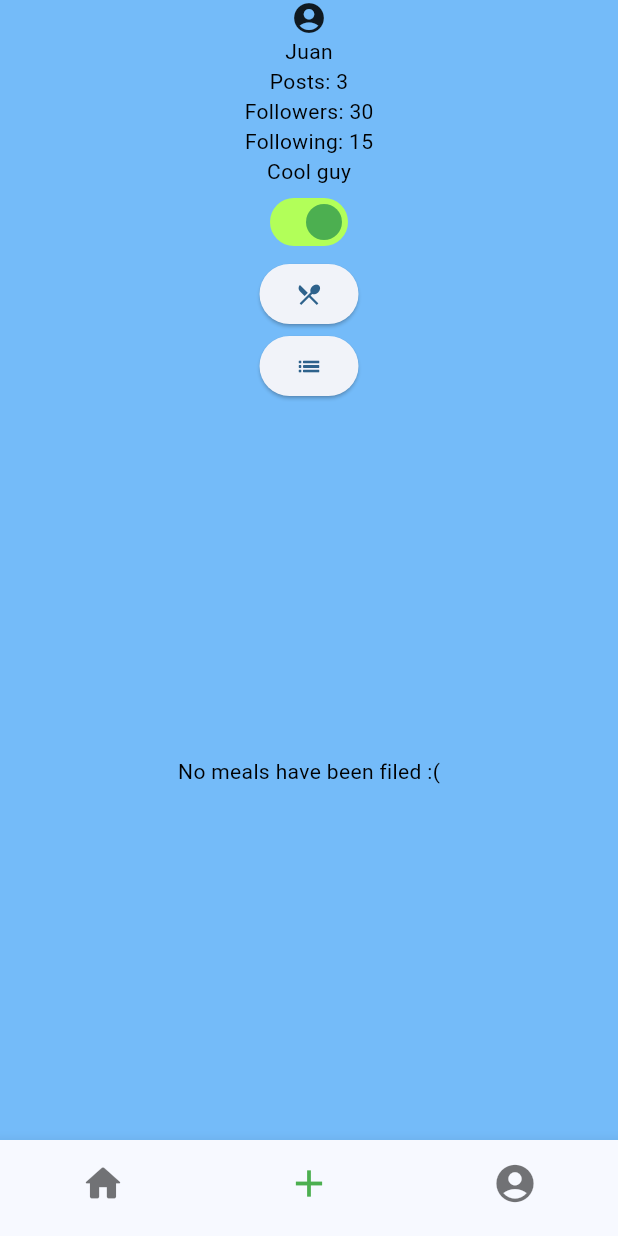
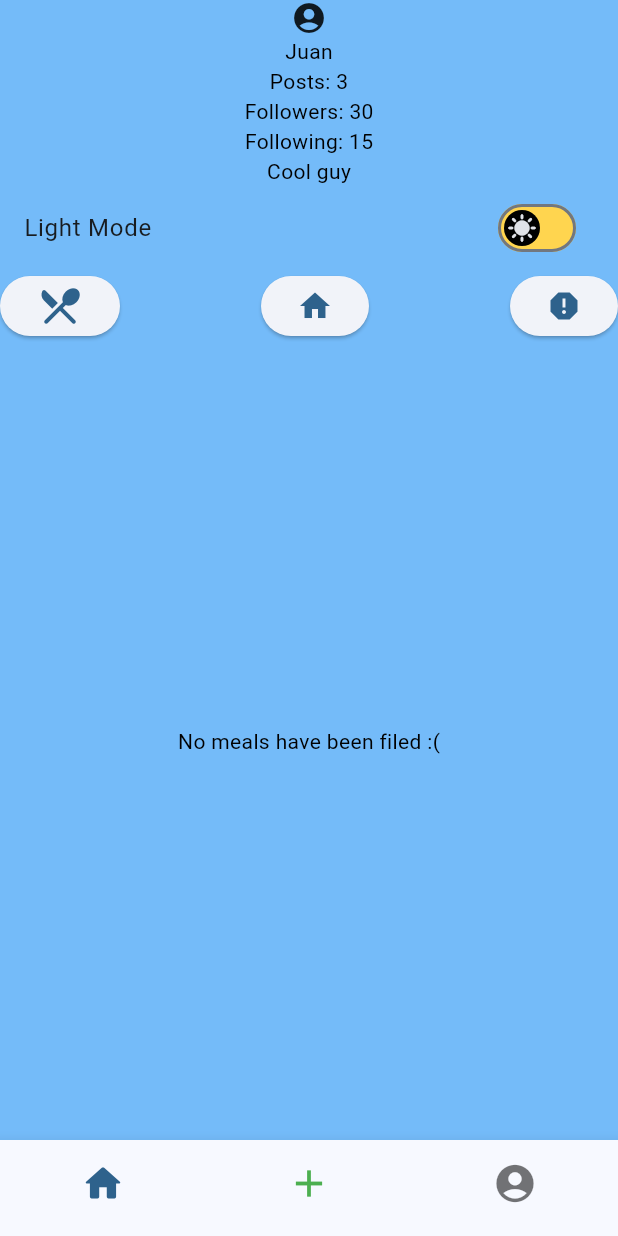
Before and after one commit to JuanJoboy/FoodFiles, a Flutter app: the screen it shows after launch, item 3 of the bottom bar chosen, on a phone screen of 412 x 824 dp. Run offline on Flutter 3.47's test engine with Material 3 defaults, Android fonts, the phone set to English and light mode, and no system bars; our stand-ins replace camera, carousel_slider, geolocator, google_fonts, permission_handler, shared_preferences; missing offline and left inert: mapbox_maps_flutter, mapbox_search, sunrise_sunset_api.

Commit message:
Refactored the Profile page

```diff
--- a/Frontend/food_files_app/lib/main.dart
+++ b/Frontend/food_files_app/lib/main.dart
@@ -24,6 +24,7 @@ void main()
 			providers:
 			[
 				ChangeNotifierProvider(create: (context) => NavigationNotifier()),
+				ChangeNotifierProvider(create: (context) => ProfileNavigationNotifier()),
 				ChangeNotifierProvider(create: (context) => ThemeNotifier()),
 				ChangeNotifierProvider(create: (context) => LocationFoldersList()), // A notifier that isn't dependent on anything, it's made first cause the one below needs it.
 				ChangeNotifierProxyProvider<LocationFoldersList, RestaurantFoldersList> // The restaurant notifier is dependent on the location notifier. It gives the restaurant list a reference to the location list without having to pass around "context" and make it dependent on the UI tree
@@ -140,8 +141,6 @@ class MyHomePage extends StatefulWidget
 
 class _MyHomePageState extends State<MyHomePage>
 {
-	int selectedIndex = 0;
-
 	@override
 	Widget build(BuildContext context)
 	{
@@ -176,7 +175,7 @@ class AppBody extends StatelessWidget
 			{
 				0 => const PageSwitcher(nextPage: FeedPage()),
 				// 1 => const PageSwitcher(nextPage: PostPage()), // Not in use at the moment
-				1 => const PageSwitcher(nextPage: MapPage()),
+				// 1 => const PageSwitcher(nextPage: MapPage()),
 				2 => const PageSwitcher(nextPage: ProfilePage()),
 				_ => const PageSwitcher(nextPage: FeedPage()),
 			}
@@ -223,7 +222,7 @@ class MobileNavigationBar extends StatelessWidget
 
 class NavigationNotifier extends ChangeNotifier
 {
-	int selectedIndex = 1;
+	int selectedIndex = 0;
 
 	void changeIndex(int newIndex)
 	{
--- a/Frontend/food_files_app/lib/main_ui/profile/profile.dart
+++ b/Frontend/food_files_app/lib/main_ui/profile/profile.dart
@@ -1,7 +1,11 @@
+import 'dart:io';
+
 import 'package:flutter/material.dart';
 import 'package:food_files_app/main_ui/feed/feed.dart';
 import 'package:food_files_app/main_ui/profile/folders/restaurant_folder.dart';
+import 'package:food_files_app/utilities/settings.dart';
 import 'package:food_files_app/utilities/utilities.dart';
+import 'package:provider/provider.dart';
 
 class Profile
 {
@@ -30,21 +34,25 @@ class _ProfilePageState extends State<ProfilePage>
 	@override
 	Widget build(BuildContext context)
 	{
-		// final Image profilePicture = ;
+		int selectedIndex = context.watch<ProfileNavigationNotifier>().selectedIndex;
+
+		final String profilePicture = "/Frontend/food_files_app/assets/images/pfp.jpg";
 		final String accountName = "Juan";
 		final int numberOfPosts = 3;
 		final int followers = 30;
 		final int following = 15;
 		final String bio = "Cool guy";
 
-		Brightness brightness = Theme.of(context).brightness;
-		bool lightMode = brightness == Brightness.light;
-
     	return Column
 		(
 			children:
 			[
-				const Icon(Icons.account_circle),
+				Image.file
+				(
+					File(profilePicture),
+					cacheWidth: 400, // Memory optimization
+					errorBuilder: (context, error, stackTrace) => const Icon(Icons.account_circle),
+				),
 
 				Text(accountName),
 				Text("Posts: $numberOfPosts"),
@@ -52,65 +60,98 @@ class _ProfilePageState extends State<ProfilePage>
 				Text("Following: $following"),
 				Text(bio),
 
-				Switch
-				(
-					value: lightMode,
-					onChanged: (value)
-					{
-						setState(()
-						{
-							lightMode = !value;
+				ListTile(trailing: const DarkModeSwitch(), title: Text(Utils.whatModeIsIt(context.watch<ThemeNotifier>().isBaseMode, ThemeSetting.darkMode.name, ThemeSetting.lightMode.name))),
 
-							if(brightness == Brightness.light)
-							{
-								brightness = Brightness.dark;
-							}
-							else
-							{
-								brightness = Brightness.light;
-							}
-						});
-					},
-					activeTrackColor: Colors.lightGreenAccent,
-					activeThumbColor: Colors.green,
-					inactiveTrackColor: Colors.redAccent,
-					inactiveThumbColor: Colors.red,
-				),
-
-				profileTab(0, Icons.restaurant_menu), // Shows the posts in their folders
-				profileTab(1, Icons.list_sharp), // Shows ... TODO: ADD MORE TABS
+				const ProfileNavigationBar(),
 
 				Expanded
 				(
-					child: PageSwitcher(nextPage: getCurrentPage(selectedIndex)) // Shows the actual tab page below the profile details and tab buttons
+					child: ProfileGallery(selectedIndex: selectedIndex)
 				)
 			],
 		);
   	}
+}
 
-	// Tabs in the profile that transports the user to different sections such as the folder section, a custom list section, etc
-	Widget profileTab(int index, IconData icon)
+class ProfileGallery extends StatelessWidget
+{
+	final int selectedIndex;
+
+	const ProfileGallery({super.key, required this.selectedIndex});
+
+	@override
+	Widget build(BuildContext context)
 	{
+		return switch (selectedIndex)
+		{
+			0 => const PageSwitcher(nextPage: RestaurantFolderPage()),
+			1 => const PageSwitcher(nextPage: FeedPage()),
+			2 => const PageSwitcher(nextPage: RestaurantFolderPage()),
+			_ => const PageSwitcher(nextPage: RestaurantFolderPage()),
+		};
+	}
+}
+
+class ProfileNavigationBar extends StatelessWidget
+{
+	const ProfileNavigationBar({super.key});
+
+	@override
+	Widget build(BuildContext context)
+	{
+		return Row
+		(
+			crossAxisAlignment: CrossAxisAlignment.center,
+			mainAxisAlignment: MainAxisAlignment.spaceBetween,
+			children:
+			[
+				ProfileGalleryItem(icon: Icons.restaurant_menu_rounded, label: "Restaurants", context: context, index: 0),
+				ProfileGalleryItem(icon: Icons.home, label: "XXX", context: context, index: 1),
+				ProfileGalleryItem(icon: Icons.report_sharp, label: "YYY", context: context, index: 2),
+			],
+		);
+	}
+}
+
+class ProfileGalleryItem extends StatelessWidget
+{
+	final IconData icon;
+	final String label;
+	final BuildContext context;
+	final int index;
+
+	const ProfileGalleryItem({super.key, required this.icon, required this.label, required this.context, required this.index});
+
+	@override
+	Widget build(BuildContext context)
+	{
+		bool itemSelected = context.watch<ProfileNavigationNotifier>().selectedIndex == index;
+
 		return ElevatedButton
 		(
 			onPressed: ()
 			{
-				setState(()
-				{
-					selectedIndex = index;
-				});
+				context.read<ProfileNavigationNotifier>().changeIndex(index);
 			},
-			child: Icon(icon)
+			child: Icon
+			(
+				icon,
+				semanticLabel: label,
+				size: itemSelected == true ? 32 : 24,
+				weight: itemSelected == true ? 600 : 400,
+				grade: itemSelected == true ? 100 : 50,
+			)
 		);
 	}
+}
 
-	Widget getCurrentPage(int selectedIndex)
+class ProfileNavigationNotifier extends ChangeNotifier
+{
+	int selectedIndex = 0;
+
+	void changeIndex(int newIndex)
 	{
-		return switch(selectedIndex)
-		{
-			0 => const RestaurantFolderPage(),
-			1 => const FeedPage(),
-			_ => const RestaurantFolderPage()
-		};
+		selectedIndex = newIndex;
+		notifyListeners();
 	}
 }
```
Also changed, not shown: Frontend/food_files_app/lib/utilities/settings.dart (+72 -0 lines), Frontend/food_files_app/assets/images/pfp.jpg (renamed from Frontend/food_files_app/assets/images/food.jpg).
